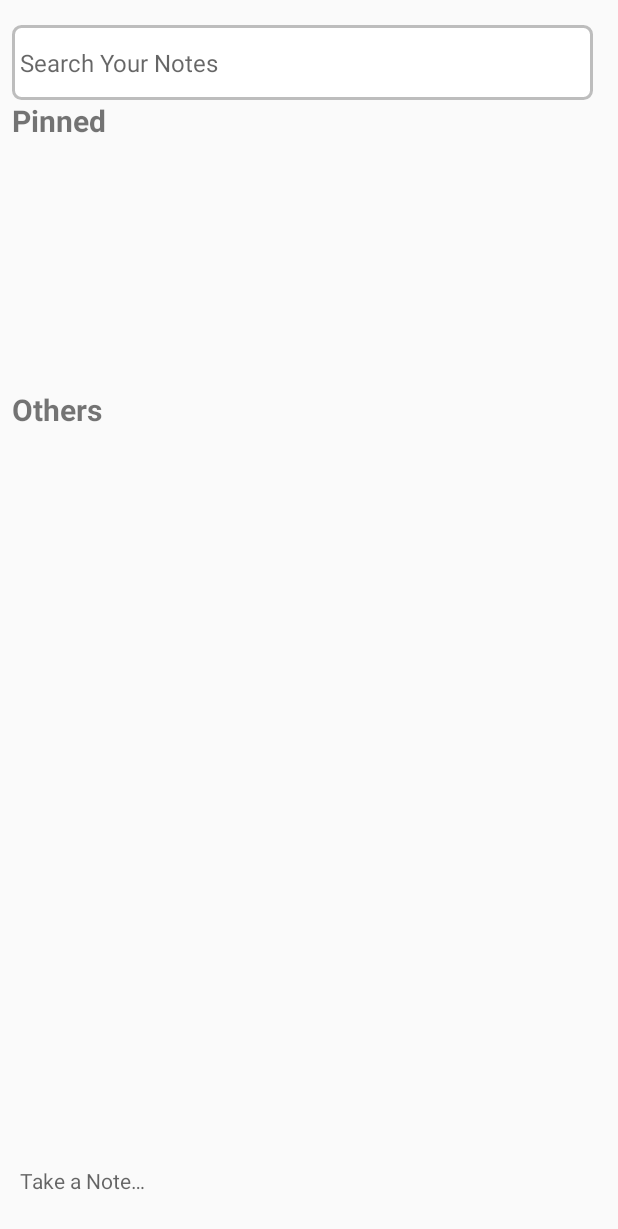
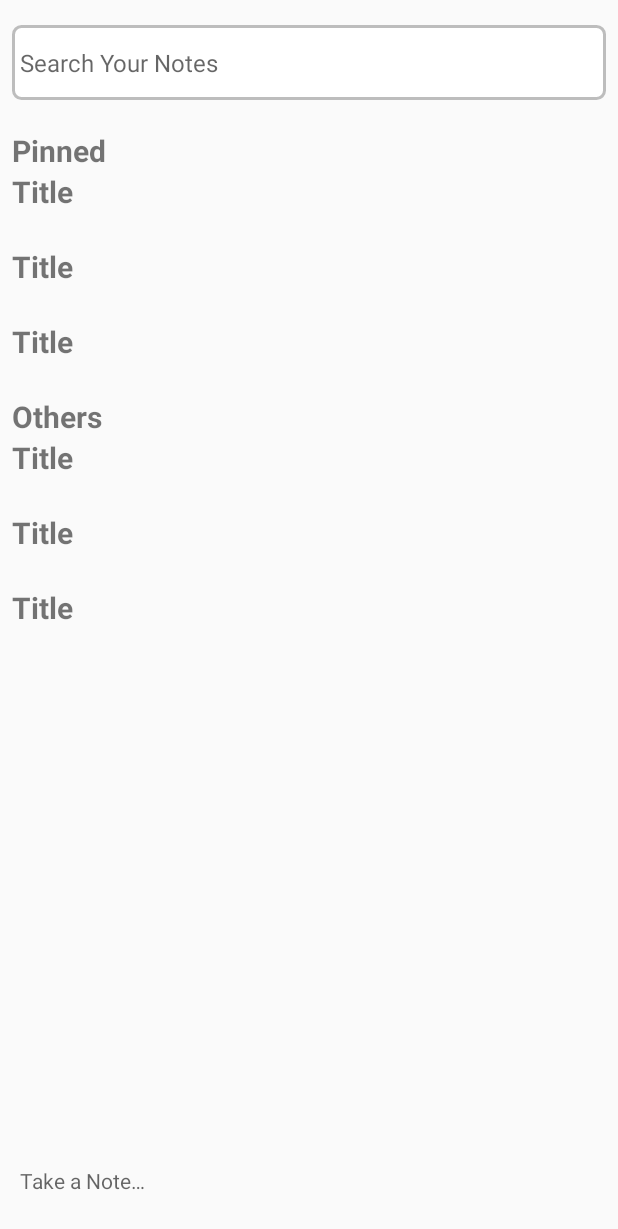
Before and after one commit to tkech17/keep-app, an Android app: the layout notes_list_fragment.xml on its own in the app's theme, with its tools: preview values and no code run, on a phone screen of 412 x 824 dp. Shown: the top 1229 px of the screen. Run offline under Robolectric (Android 15) with nearby library versions, the phone set to English and light mode, and no system bars.

```diff
--- a/app/src/main/java/ge/edu/freeuni/keepapp/scenes/noteslistscene/adapter/PinnedNotesRecyclerViewAdapter.kt
+++ b/app/src/main/java/ge/edu/freeuni/keepapp/scenes/noteslistscene/adapter/NotesRecyclerViewAdapter.kt
@@ -8,7 +8,7 @@ import ge.edu.freeuni.keepapp.R
 import ge.edu.freeuni.keepapp.model.Note
 import ge.edu.freeuni.keepapp.scenes.noteslistscene.NotesList
 
-class PinnedNotesRecyclerViewAdapter(presenter: NotesList.Presenter) : RecyclerView.Adapter<RecyclerView.ViewHolder>() {
+class NotesRecyclerViewAdapter(presenter: NotesList.Presenter) : RecyclerView.Adapter<RecyclerView.ViewHolder>() {
 
     private val notes: MutableList<Note> = mutableListOf()
 
--- a/app/src/main/java/ge/edu/freeuni/keepapp/scenes/singlenotescene/SingleNoteFragment.kt
+++ b/app/src/main/java/ge/edu/freeuni/keepapp/scenes/singlenotescene/SingleNoteFragment.kt
@@ -74,6 +74,12 @@ class SingleNoteFragment : Fragment(), SingleNote.View {
 
         checkedTaskRecyclerViewAdapter.setData(
             listOf(
+                "ffffffff",
+                "ffffffff",
+                "ffffffff",
+                "ffffffff",
+                "ffffffff",
+                "ffffffff",
                 "ffffffff",
                 "ffffffff"
             )
--- a/app/src/main/res/layout/notes_list_fragment.xml
+++ b/app/src/main/res/layout/notes_list_fragment.xml
@@ -6,18 +6,19 @@
     android:layout_height="match_parent">
 
     <androidx.constraintlayout.widget.Guideline
-        android:id="@+id/right_guideline"
+        android:id="@+id/right_guideline_out"
         android:layout_width="wrap_content"
         android:layout_height="wrap_content"
         android:orientation="vertical"
         app:layout_constraintGuide_percent="0.02" />
 
     <androidx.constraintlayout.widget.Guideline
-        android:id="@+id/left_guideline"
+        android:id="@+id/left_guideline_out"
         android:layout_width="wrap_content"
         android:layout_height="wrap_content"
         android:orientation="vertical"
-        app:layout_constraintGuide_percent="0.96" />
+        app:layout_constraintGuide_percent="0.98" />
+
 
     <androidx.constraintlayout.widget.Guideline
         android:id="@+id/bottom_guideline"
@@ -42,31 +43,55 @@
         android:hint="@string/search_your_notes"
         android:paddingStart="5dp"
         android:textSize="16sp"
-        app:layout_constraintEnd_toStartOf="@+id/left_guideline"
-        app:layout_constraintStart_toStartOf="@+id/right_guideline"
+        app:layout_constraintEnd_toStartOf="@+id/left_guideline_out"
+        app:layout_constraintStart_toStartOf="@+id/right_guideline_out"
         app:layout_constraintTop_toTopOf="@+id/top_guideline"
         tools:ignore="RtlSymmetry" />
+
+
+    <androidx.core.widget.NestedScrollView
+        android:layout_width="match_parent"
+        android:layout_height="0dp"
+        android:layout_marginTop="20dp"
+        app:layout_constraintTop_toBottomOf="@+id/notes_list_fragment_search_text_view">
+
+        <androidx.constraintlayout.widget.ConstraintLayout
+            android:id="@+id/notes_list_fragment_center_data_wrapper"
+            android:layout_width="match_parent"
+            android:layout_height="match_parent">
+
+            <androidx.constraintlayout.widget.Guideline
+                android:id="@+id/right_guideline"
+                android:layout_width="wrap_content"
+                android:layout_height="wrap_content"
+                android:orientation="vertical"
+                app:layout_constraintGuide_percent="0.02" />
+
+            <androidx.constraintlayout.widget.Guideline
+                android:id="@+id/left_guideline"
+                android:layout_width="wrap_content"
+                android:layout_height="wrap_content"
+                android:orientation="vertical"
+                app:layout_constraintGuide_percent="0.98" />
 
             <TextView
                 android:id="@+id/notes_list_fragment_pinned_text_view"
                 android:layout_width="0dp"
                 android:layout_height="wrap_content"
                 android:text="@string/pinned"
+                android:textSize="20sp"
                 android:textStyle="bold"
-        android:textSize="20sp"
-        app:layout_constraintEnd_toStartOf="@+id/left_guideline"
-        app:layout_constraintStart_toStartOf="@+id/right_guideline"
-        app:layout_constraintTop_toBottomOf="@+id/notes_list_fragment_search_text_view" />
+                app:layout_constraintEnd_toEndOf="@id/left_guideline"
+                app:layout_constraintStart_toStartOf="@id/right_guideline" />
 
             <androidx.recyclerview.widget.RecyclerView
                 android:id="@+id/notes_list_fragment_pinned_tasks_recycler_view"
                 android:layout_width="0dp"
                 android:layout_height="wrap_content"
-        android:layout_marginTop="15dp"
-        app:layout_constraintEnd_toStartOf="@+id/right_guideline"
-        app:layout_constraintStart_toStartOf="@+id/left_guideline"
+                app:layout_constraintEnd_toEndOf="@id/left_guideline"
+                app:layout_constraintStart_toStartOf="@id/right_guideline"
                 app:layout_constraintTop_toBottomOf="@+id/notes_list_fragment_pinned_text_view"
-        tools:listitem="@layout/task_item_custom_view" />
+                tools:listitem="@layout/note_wrapper_custom_view" />
 
 
             <TextView
@@ -74,22 +99,26 @@
                 android:layout_width="0dp"
                 android:layout_height="wrap_content"
                 android:text="@string/others"
+                android:textSize="20sp"
                 android:textStyle="bold"
-        android:textSize="20sp"
-        app:layout_constraintEnd_toStartOf="@+id/left_guideline"
-        app:layout_constraintStart_toStartOf="@+id/right_guideline"
+                app:layout_constraintEnd_toEndOf="@id/left_guideline"
+                app:layout_constraintStart_toStartOf="@id/right_guideline"
                 app:layout_constraintTop_toBottomOf="@+id/notes_list_fragment_pinned_tasks_recycler_view" />
 
 
             <androidx.recyclerview.widget.RecyclerView
-        android:id="@+id/notes_list_fragment_unpinned_items"
+                android:id="@+id/notes_list_fragment_unpinned_items_recycler_view"
                 android:layout_width="0dp"
                 android:layout_height="wrap_content"
-        android:layout_marginTop="15dp"
-        app:layout_constraintEnd_toStartOf="@+id/right_guideline"
-        app:layout_constraintStart_toStartOf="@+id/left_guideline"
+                app:layout_constraintEnd_toEndOf="@id/left_guideline"
+                app:layout_constraintStart_toStartOf="@id/right_guideline"
                 app:layout_constraintTop_toBottomOf="@+id/notes_list_fragment_unpinned_text_view"
-        tools:listitem="@layout/task_item_custom_view" />
+                tools:listitem="@layout/note_wrapper_custom_view" />
+
+        </androidx.constraintlayout.widget.ConstraintLayout>
+
+    </androidx.core.widget.NestedScrollView>
+
 
     <TextView
         android:id="@+id/notes_list_fragment_take_new_note_text_view"
@@ -99,8 +128,8 @@
         android:paddingStart="5dp"
         android:gravity="center_vertical"
         app:layout_constraintBottom_toTopOf="@+id/bottom_guideline"
-        app:layout_constraintEnd_toStartOf="@+id/left_guideline"
-        app:layout_constraintStart_toStartOf="@+id/right_guideline"
+        app:layout_constraintEnd_toStartOf="@+id/left_guideline_out"
+        app:layout_constraintStart_toStartOf="@+id/right_guideline_out"
         tools:ignore="RtlSymmetry" />
 
 </androidx.constraintlayout.widget.ConstraintLayout>
--- a/app/src/main/res/layout/single_note_fragment.xml
+++ b/app/src/main/res/layout/single_note_fragment.xml
@@ -77,7 +77,6 @@
                 android:id="@+id/single_note_fragment_checked_items_count"
                 android:layout_width="0dp"
                 android:layout_height="wrap_content"
-                android:layout_marginTop="15dp"
                 android:visibility="invisible"
                 app:layout_constraintEnd_toStartOf="@+id/right_guideline"
                 app:layout_constraintStart_toStartOf="@+id/left_guideline"
```
Also changed, not shown: app/src/main/java/ge/edu/freeuni/keepapp/scenes/noteslistscene/NotesListFragment.kt (+30 -9 lines), app/src/main/res/layout/note_wrapper_custom_view.xml (+5 -34 lines). Lines whose indentation alone changed are shown as unchanged.
